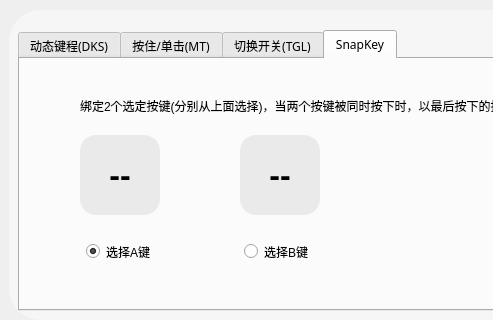
Before: the Qt Designer form FrameKeySetting.ui in wlffeng2008/AkkoStudio, drawn with Qt 5; both pictures show x 271 to 764 and y 424 to 744 of the 1126 by 744 pixel window.
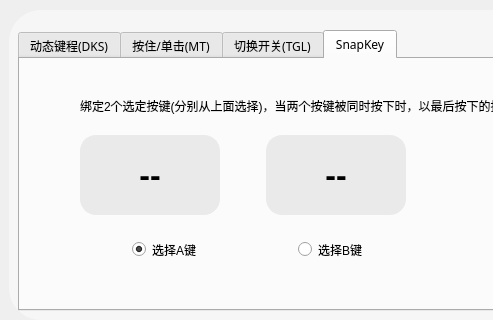
After: the same form once the commit is applied. The open tabs and pages were chosen to show the change. Icons and pictures are not drawn. Custom widgets are drawn as their Qt base class.

What changed in the file:
```diff
--- a/FrameKeySetting.ui
+++ b/FrameKeySetting.ui
@@ -1126,19 +1126,19 @@
                   <rect>
                    <x>60</x>
                    <y>76</y>
-                   <width>80</width>
+                   <width>140</width>
                    <height>80</height>
                   </rect>
                  </property>
                  <property name="minimumSize">
                   <size>
-                   <width>44</width>
+                   <width>140</width>
                    <height>44</height>
                   </size>
                  </property>
                  <property name="maximumSize">
                   <size>
-                   <width>444</width>
+                   <width>140</width>
                    <height>80</height>
                   </size>
                  </property>
@@ -1167,21 +1167,21 @@
                  </property>
                  <property name="geometry">
                   <rect>
-                   <x>220</x>
+                   <x>246</x>
                    <y>76</y>
-                   <width>80</width>
+                   <width>140</width>
                    <height>80</height>
                   </rect>
                  </property>
                  <property name="minimumSize">
                   <size>
-                   <width>44</width>
+                   <width>140</width>
                    <height>44</height>
                   </size>
                  </property>
                  <property name="maximumSize">
                   <size>
-                   <width>444</width>
+                   <width>140</width>
                    <height>80</height>
                   </size>
                  </property>
@@ -1231,34 +1231,34 @@
                   <bool>true</bool>
                  </property>
                 </widget>
-                <widget class="QRadioButton" name="radioButton_Snap1">
+                <widget class="QWidget" name="">
                  <property name="geometry">
                   <rect>
                    <x>66</x>
                    <y>180</y>
-                   <width>100</width>
-                   <height>25</height>
+                   <width>327</width>
+                   <height>21</height>
                   </rect>
                  </property>
-                 <property name="text">
-                  <string>选择A键</string>
-                 </property>
-                 <property name="checked">
-                  <bool>true</bool>
-                 </property>
-                </widget>
-                <widget class="QRadioButton" name="radioButton_Snap2">
-                 <property name="geometry">
-                  <rect>
-                   <x>224</x>
-                   <y>180</y>
-                   <width>100</width>
-                   <height>25</height>
-                  </rect>
-                 </property>
-                 <property name="text">
-                  <string>选择B键</string>
-                 </property>
+                 <layout class="QHBoxLayout" name="horizontalLayout_10">
+                  <item alignment="Qt::AlignmentFlag::AlignHCenter">
+                   <widget class="QRadioButton" name="radioButton_Snap1">
+                    <property name="text">
+                     <string>选择A键</string>
+                    </property>
+                    <property name="checked">
+                     <bool>true</bool>
+                    </property>
+                   </widget>
+                  </item>
+                  <item alignment="Qt::AlignmentFlag::AlignHCenter">
+                   <widget class="QRadioButton" name="radioButton_Snap2">
+                    <property name="text">
+                     <string>选择B键</string>
+                    </property>
+                   </widget>
+                  </item>
+                 </layout>
                 </widget>
                </widget>
               </widget>
```
Left out of the diff: 46 changed lines with no effect on the pictures.
